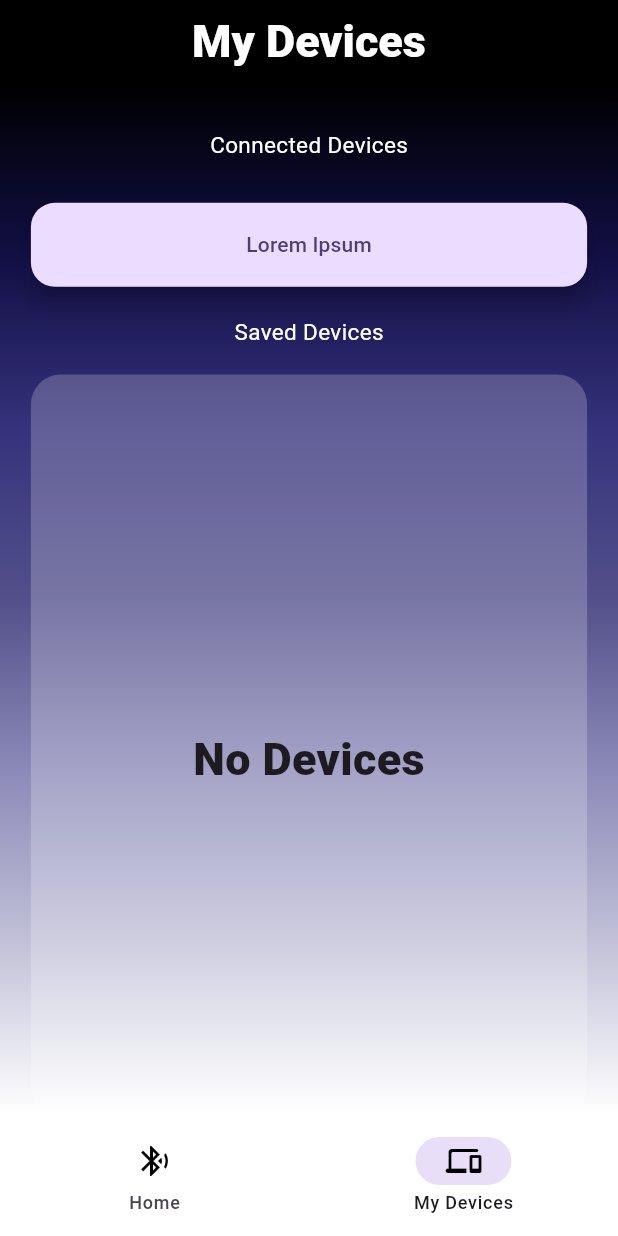
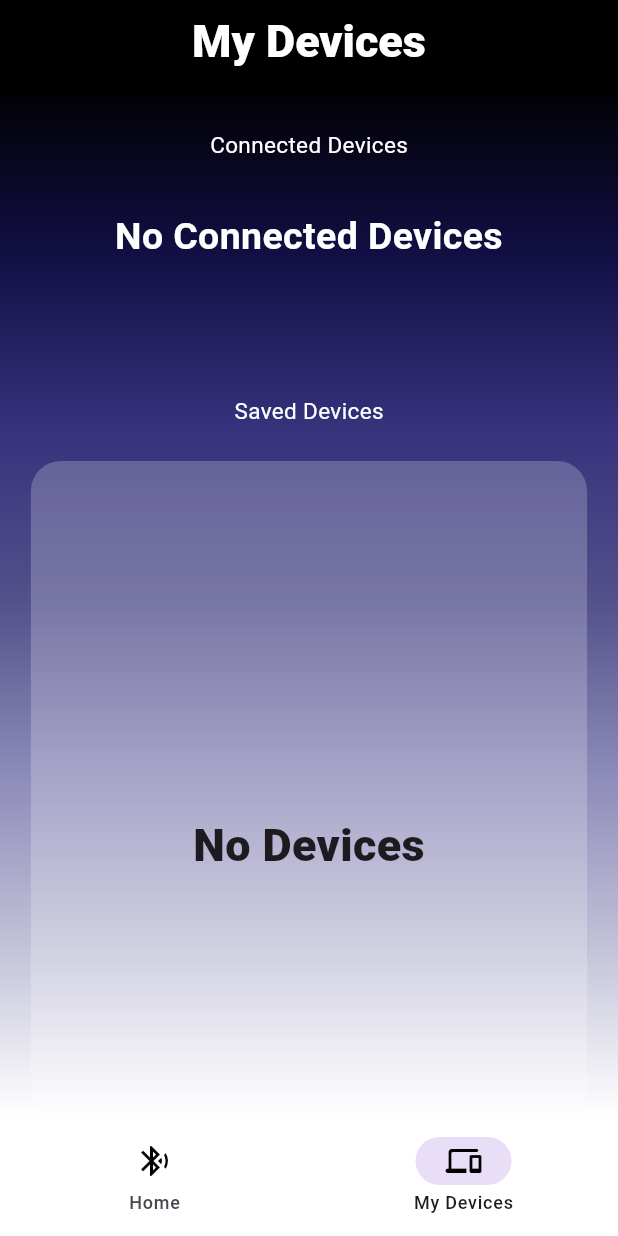
Before and after one commit to ser3ne/Clean-Flow, a Flutter app: the screen it shows after launch, item 2 of the bottom bar chosen, on a phone screen of 412 x 824 dp. Run offline on Flutter 3.47's test engine with Material 3 defaults, Android fonts, the phone set to English and light mode, and no system bars; our stand-ins replace flutter_blue_plus, get, permission_handler, shared_preferences.

```diff
--- a/lib/global/args.dart
+++ b/lib/global/args.dart
@@ -3,7 +3,7 @@ import 'package:flutter_blue_plus/flutter_blue_plus.dart';
 BluetoothDevice? globalDevice;
 String absoluteFilePath = "";
 List<BluetoothDevice> connectedDevices = FlutterBluePlus.connectedDevices;
-BluetoothCharacteristic? characteristic;
+List<BluetoothDevice> bookmarked = [];
 
 bool globalBoolean = false;
 
--- a/lib/main.dart
+++ b/lib/main.dart
@@ -17,13 +17,14 @@ class MyApp extends StatelessWidget {
   @override
   Widget build(BuildContext context) {
     return MaterialApp(
+      debugShowCheckedModeBanner: false,
       initialRoute: root,
       routes: {
         root: (context) => MainPage(),
         deviceprofile: (context) => DeviceProfile(),
         scanresult: (context) => Scanresult_Page(),
       },
-      title: 'Flutter Demo',
+      title: 'Clean-Flow',
       theme: ThemeData(
         colorScheme: ColorScheme.fromSeed(seedColor: Colors.deepPurple),
         useMaterial3: true,
--- a/lib/pages/home_page.dart
+++ b/lib/pages/home_page.dart
@@ -1,12 +1,14 @@
 // ignore_for_file: camel_case_types, prefer_const_constructors, prefer_const_literals_to_create_immutables, sized_box_for_whitespace
 
-import 'dart:ffi';
-
+import 'package:capstone/Widgets/custom_switchbutton.dart';
 import 'package:capstone/Widgets/custom_text.dart';
+import 'package:capstone/global/routes.dart';
 import 'package:capstone/pages/device_overview.dart';
 import 'package:capstone/global/args.dart';
 import 'package:flutter/material.dart';
 import 'package:flutter/widgets.dart';
+import 'package:flutter_blue_plus/flutter_blue_plus.dart';
+import 'package:permission_handler/permission_handler.dart';
 import 'package:shared_preferences/shared_preferences.dart';
 
 class Home_Page extends StatefulWidget {
@@ -24,9 +26,46 @@ class Home_StatePage extends State<Home_Page> {
   Color color_5 = Color.fromRGBO(54, 50, 124, 1);
   Color color_6 = Color.fromRGBO(18, 15, 69, 1);
   Color color_7 = Color.fromRGBO(0, 0, 0, 1);
-  Future<void> _refresh() async {
-    return Future.delayed(Duration(milliseconds: 700));
+
+  List<BluetoothDevice> devices = [];
+
+  //Start of Bluetooth Stuff Dont mind
+
+  Future<bool> askBluetoothPermission(int index) async {
+    var isOn = await FlutterBluePlus.adapterState.first;
+    var state = (isOn == BluetoothAdapterState.on);
+    await Permission.bluetooth.request();
+
+    //if bluetooth is off
+    if (!state) {
+      //prompt user to turn on bluetooth
+      await FlutterBluePlus.turnOn();
+      isOn = await FlutterBluePlus.adapterState.first;
+      state = (isOn == BluetoothAdapterState.on);
+      //checks if its on this time
+      if (state) {
+        //recursion to loop through the function again
+        askBluetoothPermission(index);
+      }
+    }
+    //if bluetooth is on
+    else {
+      await globalDevice!.connect();
+      if (globalDevice!.isConnected) {
+        connectedDevices.add(globalDevice!);
+        Navigator.pushNamedAndRemoveUntil(
+            context, deviceprofile, (Route<dynamic> route) => false,
+            arguments: PairArguments(globalDevice!, 15));
+        ScaffoldMessenger.of(context).showSnackBar(SnackBar(
+          content: Text(
+              "Successfully Connected to: ${bookmarked[index].platformName.isEmpty ? "Unknown Device" : bookmarked[index].platformName}"),
+        ));
+      }
+    }
+    return state;
   }
+
+  //End of Bluetooth stuff... You can now do whatever you want
 
   Future<void> initPreferences() async {
     SharedPreferences prefs = await SharedPreferences.getInstance();
@@ -82,24 +121,41 @@ class Home_StatePage extends State<Home_Page> {
             ),
             //Dapat Dito sa sizedbox lalabas ung connected Device hindi sa Container
             SizedBox(
-              width: MediaQuery.of(context).size.width * 0.90,
-              child:
-                  //connectedDevices.isEmpty
-                  true
-                      ?
-                      //true
-                      FloatingActionButton(
-                          onPressed: () {
-                            print("tapped");
-                          },
-                          child: Text("Lorem Ipsum"),
-                        )
-                      //false
-                      : Text(
-                          "No currently Connected Device",
-                          style: TextStyle(color: Colors.white),
-                          textAlign: TextAlign.center,
-                        ),
+              width: MediaQuery.of(context).size.width * 0.75,
+              height: MediaQuery.of(context).size.height * .120,
+              child: connectedDevices.isEmpty
+                  ? Text("No Connected Devices",
+                      softWrap: true,
+                      textAlign: TextAlign.center,
+                      style: TextStyle(
+                          fontSize: 25,
+                          fontWeight: FontWeight.w600,
+                          color: Colors.white))
+                  : FloatingActionButton(
+                      onPressed: () {
+                        if (connectedDevices.isNotEmpty) {
+                          setState(() {
+                            globalDevice = connectedDevices[0];
+                          });
+                          Navigator.pushNamed(context, deviceprofile,
+                              arguments: PairArguments(globalDevice!, 15));
+                        }
+                      },
+                      child: Row(
+                        mainAxisAlignment: MainAxisAlignment.center,
+                        children: [
+                          SizedBox(
+                            child: Text(
+                              connectedDevices[0].platformName,
+                              softWrap: true,
+                              style: TextStyle(
+                                  fontSize: 17, fontWeight: FontWeight.w600),
+                            ),
+                          ),
+                          ChevRight(color: Colors.black, size: 45, right: 0)
+                        ],
+                      ),
+                    ),
             ),
             SizedBox(
               height: 20,
@@ -110,15 +166,15 @@ class Home_StatePage extends State<Home_Page> {
             ),
             Container(
                 width: MediaQuery.of(context).size.width * 0.90,
-                height: MediaQuery.of(context).size.height * 0.60,
+                height: MediaQuery.of(context).size.height * 0.53,
                 decoration: BoxDecoration(
                     color: Color.fromARGB(55, 255, 255, 255),
                     borderRadius: BorderRadius.circular(20)),
+                //ListView for Saved Devices (naging bookmarked kasi naming conflicts)
                 child: ListView.builder(
-                  itemCount:
-                      connectedDevices.isEmpty ? 1 : connectedDevices.length,
+                  itemCount: bookmarked.isEmpty ? 1 : bookmarked.length,
                   itemBuilder: (context, index) {
-                    return connectedDevices.isEmpty
+                    return bookmarked.isEmpty
                         //Sets "No Device" text if there aren't any
                         ? Padding(
                             padding: const EdgeInsets.only(top: 235),
@@ -128,11 +184,13 @@ class Home_StatePage extends State<Home_Page> {
                                     size: 30,
                                     fontWeight: FontWeight.w900)),
                           )
-                        //Takes from Connected Devices if any
-                        //This will build all devices "CURRENTLY" connected
+                        //Takes from Bookmarked if any
+                        //This will build all devices "CURRENTLY" saved but not connected
                         : DeviceOverview(
-                            device: connectedDevices[index],
-                            platformName: connectedDevices[index].platformName,
+                            device: bookmarked[index],
+                            platformName: bookmarked[index].platformName,
+                            function: askBluetoothPermission,
+                            index: index,
                           );
                   },
                 ))
```
Also changed, not shown: lib/Widgets/custom_switchbutton.dart (+6 -1 lines), lib/pages/device_bottomsheet.dart (+18 -3 lines), lib/pages/device_overview.dart (+26 -11 lines), lib/pages/device_profile.dart (+11 -1 lines), lib/pages/scanresult_page.dart (+1 -10 lines).
